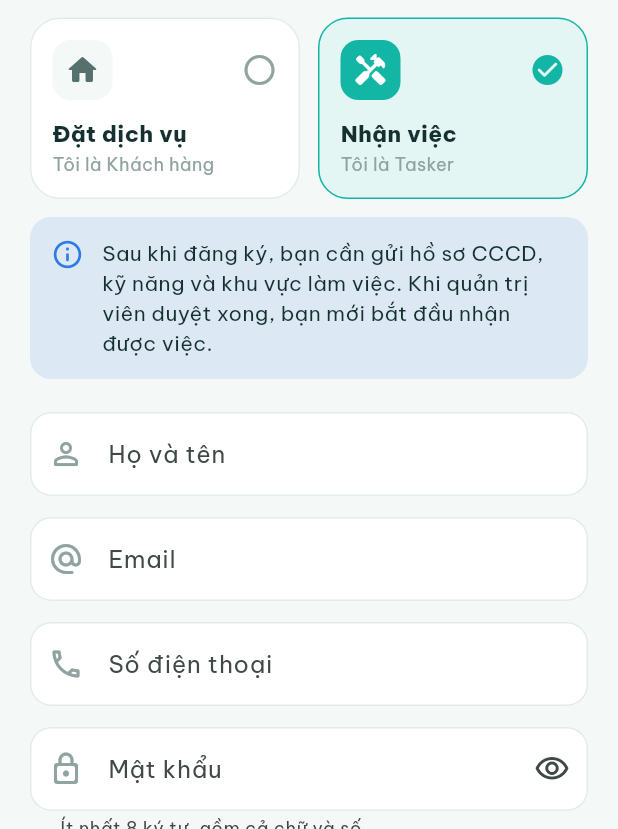
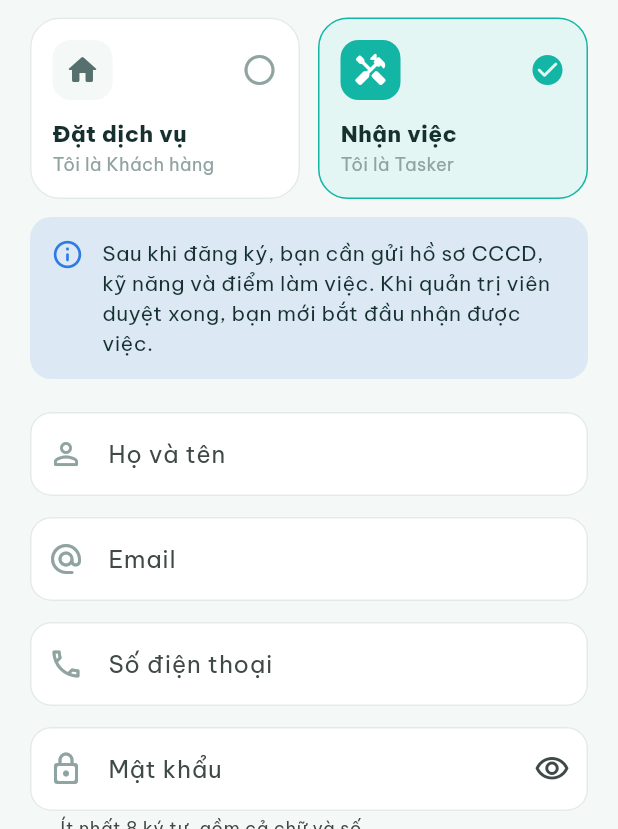
Before and after one commit to MinhPhi12345/HomeService-Mobile, a Flutter app: the RegisterPage screen opened directly, on a phone screen of 412 x 824 dp, the part 407-1236 px from its top. Run offline on Flutter 3.47's test engine with Material 3 defaults, Android fonts, the phone set to English and light mode, and no system bars; our stand-ins replace flutter_map, flutter_secure_storage, geolocator, image_picker, latlong2, shared_preferences; accounts and stored records are empty; network calls fail; statements that could not run were skipped; key blocks and very long unbroken strings in the code were emptied for the run.

Commit message:
feat: bo chon khu vuc, khu vuc tu lay tu dia chi diem lam viec

```diff
--- a/lib/core/api_client.dart
+++ b/lib/core/api_client.dart
@@ -435,7 +435,6 @@ class ApiClient extends ChangeNotifier {
     required String idCardNumber,
     required String idCardImageUrl,
     required String skills,
-    required String workingArea,
     required String baseAddress,
     required double baseLatitude,
     required double baseLongitude,
@@ -448,7 +447,6 @@ class ApiClient extends ChangeNotifier {
         'idCardNumber': idCardNumber.trim(),
         'idCardImageUrl': idCardImageUrl,
         'skills': skills,
-        'workingArea': workingArea,
         'baseAddress': baseAddress.trim(),
         'baseLatitude': baseLatitude,
         'baseLongitude': baseLongitude,
--- a/lib/features/auth/register_page.dart
+++ b/lib/features/auth/register_page.dart
@@ -114,7 +114,7 @@ class _RegisterPageState extends State<RegisterPage> {
                 const SizedBox(height: 12),
                 const NoticeBox(
                   message:
-                      'Sau khi đăng ký, bạn cần gửi hồ sơ CCCD, kỹ năng và khu vực làm việc. '
+                      'Sau khi đăng ký, bạn cần gửi hồ sơ CCCD, kỹ năng và điểm làm việc. '
                       'Khi quản trị viên duyệt xong, bạn mới bắt đầu nhận được việc.',
                 ),
               ],
--- a/lib/features/common/account_page.dart
+++ b/lib/features/common/account_page.dart
@@ -152,7 +152,7 @@ class _AccountPageState extends State<AccountPage> {
                   _MenuItem(
                     icon: Icons.badge_outlined,
                     title: 'Hồ sơ Tasker',
-                    subtitle: 'CCCD, kỹ năng, khu vực và bán kính phục vụ',
+                    subtitle: 'CCCD, kỹ năng, điểm làm việc và bán kính',
                     onTap: () => _open(const TaskerProfilePage()),
                   ),
               ],
--- a/lib/features/customer/customer_home_page.dart
+++ b/lib/features/customer/customer_home_page.dart
@@ -379,7 +379,7 @@ class _TrustCarousel extends StatelessWidget {
     (
       Icons.verified_user_rounded,
       'Tasker đã xác thực',
-      'Quản trị viên duyệt CCCD, kỹ năng và khu vực của từng Tasker.',
+      'Quản trị viên duyệt CCCD và kỹ năng của từng Tasker.',
     ),
     (
       Icons.photo_camera_rounded,
--- a/lib/features/tasker/tasker_home_page.dart
+++ b/lib/features/tasker/tasker_home_page.dart
@@ -333,7 +333,7 @@ class TaskerHomePageState extends State<TaskerHomePage> {
           color: AppColors.primary,
           title: 'Hoàn tất hồ sơ để bắt đầu nhận việc',
           message:
-              'Gửi số CCCD, ảnh CCCD, kỹ năng, khu vực và điểm làm việc. Quản trị viên sẽ duyệt hồ sơ của bạn.',
+              'Gửi số CCCD, ảnh CCCD, kỹ năng và điểm làm việc. Quản trị viên sẽ duyệt hồ sơ của bạn.',
           action: 'Gửi hồ sơ Tasker',
           onTap: () => _open(const TaskerProfilePage()),
         ),
@@ -811,7 +811,7 @@ class _HowItWorks extends StatelessWidget {
   @override
   Widget build(BuildContext context) {
     const steps = [
-      (Icons.badge_outlined, 'Gửi hồ sơ', 'CCCD, kỹ năng, khu vực và bán kính 3/5/8 km.'),
+      (Icons.badge_outlined, 'Gửi hồ sơ', 'CCCD, kỹ năng, điểm làm việc và bán kính 3/5/8 km.'),
       (Icons.verified_outlined, 'Được duyệt', 'Quản trị viên kiểm tra và kích hoạt tài khoản.'),
       (Icons.toggle_on_outlined, 'Bật nhận đơn', 'Lời mời gửi theo đợt 3 → 5 → 8 km, ai nhận trước làm trước.'),
       (Icons.payments_outlined, 'Nhận tiền', 'Đơn online về ví sau khi khách xác nhận, trừ 20% phí nền tảng.'),
```
Also changed, not shown: lib/core/config.dart (+0 -15 lines), lib/features/tasker/tasker_profile_page.dart (+14 -21 lines).
